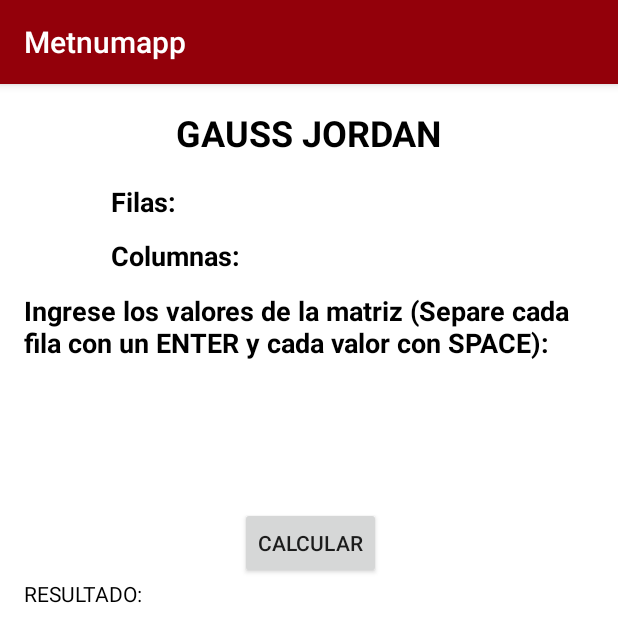
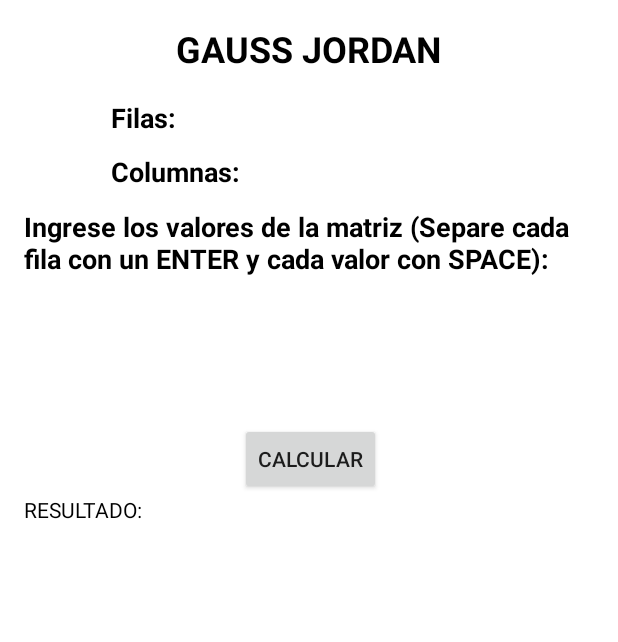
Before and after one commit to Rayoco1997/Metnumapp, an Android app: the GaussJordan screen opened directly, with no data from a screen before it, on a phone screen of 412 x 824 dp. Shown: the top 642 px of the screen. Run offline under Robolectric (Android 15) with nearby library versions, the phone set to English and light mode, and no system bars.

Commit message:
GaussJordan

```diff
--- a/app/src/main/AndroidManifest.xml
+++ b/app/src/main/AndroidManifest.xml
@@ -10,7 +10,6 @@
         android:supportsRtl="true"
         android:theme="@style/AppTheme">
         <activity android:name=".MainActivity" />
-        <activity android:name=".GaussJordan" />
         <activity android:name=".Splash">
             <intent-filter>
                 <action android:name="android.intent.action.MAIN" />
@@ -18,6 +17,10 @@
                 <category android:name="android.intent.category.LAUNCHER" />
             </intent-filter>
         </activity>
+        <activity
+            android:name=".GaussJordan"
+            android:label="GaussJordanRodrigoActivity"
+            android:theme="@style/AppTheme.NoActionBar" />
         <activity
             android:name=".MetodoCramerRay"
             android:label="@string/title_activity_metodo_cramer_ray"
--- a/app/src/main/java/mx/rrc/metnumapp/GaussJordan.java
+++ b/app/src/main/java/mx/rrc/metnumapp/GaussJordan.java
@@ -1,20 +1,16 @@
 package mx.rrc.metnumapp;
 
-/**
- * Created by rodri on 27/11/2017.
- */
-
+import android.os.Bundle;
 import android.support.v7.app.AppCompatActivity;
-import android.os.Bundle;
 import android.text.method.ScrollingMovementMethod;
 import android.view.View;
 import android.widget.EditText;
 import android.widget.TextView;
 import android.widget.Toast;
 
-import static  mx.rrc.metnumapp.MainActivity.checarMatriz;
-import static  mx.rrc.metnumapp.MainActivity.generarMatriz;
-import static  mx.rrc.metnumapp.MainActivity.imprimirMatriz;
+/**
+ * Created by rodri on 27/11/2017.
+ */
 
 public class GaussJordan extends AppCompatActivity {
     private EditText matrizTexto;
@@ -28,15 +24,54 @@ public class GaussJordan extends AppCompatActivity {
     @Override
     protected void onCreate(Bundle savedInstanceState) {
         super.onCreate(savedInstanceState);
-        setContentView(R.layout.activity_pantalla_gauss_jordan);
+        setContentView(R.layout.activity_gaussjordan);
+
         matrizTexto=(EditText) findViewById(R.id.TxtMatriz);
         filas= (EditText) findViewById(R.id.TxtFilas);
         columnas= (EditText) findViewById(R.id.TxtColumnas);
         resultado= (TextView) findViewById(R.id.txtResultado);
         resultado.setText("");
         resultado.setMovementMethod(new ScrollingMovementMethod());
+
+    }
+    public static double[][] generarMatriz (String entrada, int filas, int columnas){
+        String[] listaRenglones= entrada.split("\n");
+        String[] valoresRenglon;
+        double[][] matriz = new double[filas][columnas];
+
+        for(int fila=0; fila<filas;fila++){
+            String renglon=listaRenglones[fila];
+            valoresRenglon= renglon.split(" ");
+            for(int columna=0; columna<columnas;columna++){
+                String valor=valoresRenglon[columna];
+                matriz[fila][columna]=Double.parseDouble(valor);
+            }
+        }
+        return matriz;
+    }
+    public static boolean checarMatriz(String s){
+        boolean isValid=true;
+        for(int i =0;i<s.length();i++){
+            char c=s.charAt(i);
+            if(!(Character.isDigit(c)||c=='.'||c==' '||c=='\n'||c=='-'))
+                isValid=false;
+        }
+        return isValid;
     }
 
+    public static String imprimirMatriz(double[][] matriz){
+        String resultado= "";
+        for(int fila=0; fila<matriz.length;fila++){
+            for(int columna=0;columna<matriz[0].length;columna++){
+                resultado+= String.format("%.4f",matriz[fila][columna]) +"  ";
+                System.out.print(matriz[fila][columna] + "\t");
+            }
+            System.out.println();
+            resultado+= "\n";
+        }
+        return resultado;
+
+    }
     public void BtnCalcular(View view){
         entradaMatriz= matrizTexto.getText().toString();
         filasMatriz= Integer.parseInt(filas.getText().toString());
@@ -49,7 +84,6 @@ public class GaussJordan extends AppCompatActivity {
 
 
     }
-
     private static double[][] cambioRen(double[][]matrix, int i){
         double[] temp;
         while(matrix[i][i]==0){
@@ -63,7 +97,6 @@ public class GaussJordan extends AppCompatActivity {
         }
         return matrix;
     }
-
     public static double[][] gauss(double[][] matrix){
         double pivote=1;
         double numBajoPivote;
@@ -92,7 +125,6 @@ public class GaussJordan extends AppCompatActivity {
         }
         return matrix;
     }
-
     public static double[][] gaussJordan(double[][] matrix){
         double numArribaPivote=1;
         double pivote=1;
@@ -113,4 +145,5 @@ public class GaussJordan extends AppCompatActivity {
         }
         return matrix;
     }
+
 }
--- a/app/src/main/java/mx/rrc/metnumapp/Splash.java
+++ b/app/src/main/java/mx/rrc/metnumapp/Splash.java
@@ -26,7 +26,7 @@ public class Splash extends Activity{
                 Intent intent = new Intent(Splash.this, MainActivity.class);
                 startActivity(intent);
                 finish();
-            };
+            }
         }, DURACION_SPLASH);
     }
 }
--- a/app/src/main/res/layout/activity_pantalla_gauss_jordan.xml
+++ b/app/src/main/res/layout/activity_gaussjordan.xml
@@ -1,7 +1,7 @@
 <?xml version="1.0" encoding="utf-8"?>
 <RelativeLayout xmlns:android="http://schemas.android.com/apk/res/android"
     xmlns:tools="http://schemas.android.com/tools"
-    android:id="@+id/activity_pantalla_gauss_jordan"
+    android:id="@+id/activity_gauss_jordan"
     android:layout_width="match_parent"
     android:layout_height="match_parent"
     android:paddingBottom="16dp"
@@ -58,15 +58,15 @@
         android:scrollbars="horizontal|vertical" />
 
     <Button
-        android:text="CALCULAR"
+        android:id="@+id/BtnCalcular"
         android:layout_width="wrap_content"
         android:layout_height="wrap_content"
+        android:layout_below="@+id/TxtMatriz"
         android:layout_marginTop="17dp"
-        android:id="@+id/BtnCalcular"
+        android:layout_toEndOf="@+id/textView7"
+        android:layout_toRightOf="@+id/textView7"
         android:onClick="BtnCalcular"
-        android:layout_below="@+id/TxtMatriz"
-        android:layout_toRightOf="@+id/textView7"
-        android:layout_toEndOf="@+id/textView7" />
+        android:text="CALCULAR" />
 
     <EditText
         android:layout_width="wrap_content"
@@ -136,4 +136,5 @@
         android:layout_alignBottom="@+id/TxtFilas"
         android:layout_toLeftOf="@+id/textView2"
         android:layout_toStartOf="@+id/textView2" />
+
 </RelativeLayout>
--- a/app/src/main/res/layout/activity_main.xml
+++ b/app/src/main/res/layout/activity_main.xml
@@ -23,6 +23,7 @@
         android:id="@+id/metodo1rodrigo"
         android:layout_width="150dp"
         android:layout_height="50dp"
+        android:onClick="intentGaussJordan"
         android:src="@drawable/greenbutton"
         app:layout_constraintBottom_toBottomOf="parent"
         app:layout_constraintHorizontal_bias="0.075"
```
Also changed, not shown: app/src/main/java/mx/rrc/metnumapp/Graficas.java (+2 -5 lines), app/src/main/java/mx/rrc/metnumapp/MainActivity.java (+6 -59 lines), app/src/main/java/mx/rrc/metnumapp/MetodoBisecRay.java (+8 -11 lines), app/src/main/java/mx/rrc/metnumapp/MetodoCramerRay.java (+9 -12 lines), 2 other files.
